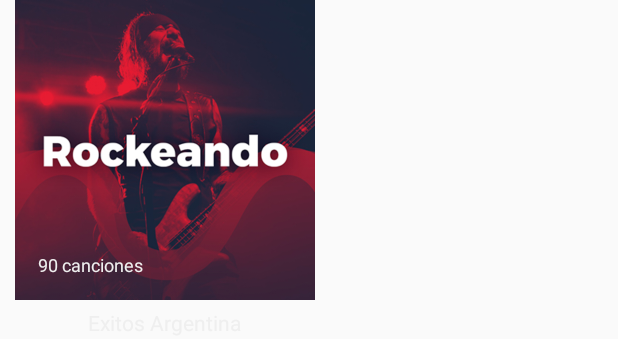
After one commit to MKiperszmid/Spectrum, an Android app: the layout celda_playlist_item.xml on its own in the app's theme, with its tools: preview values and no code run, on a phone screen of 412 x 824 dp. The commit adds this screen. Shown: the top 339 px of the screen. Run offline under Robolectric (Android 15) with nearby library versions, the phone set to English and light mode, and no system bars; Roboto replaces fonts that are not available here.

Commit message:
Playlist en Explorar
Ahora en vez de mostrar las canciones, muestran las playlist.
Esto es visual. No tienen funcionabilidad todavia.

```diff
--- a/Musica/app/src/main/java/com/example/dh/tpmusicagrupo3/Model/DAO/DeezerService.java
+++ b/Musica/app/src/main/java/com/example/dh/tpmusicagrupo3/Model/DAO/DeezerService.java
@@ -3,6 +3,7 @@ package com.example.dh.tpmusicagrupo3.Model.DAO;
 import com.example.dh.tpmusicagrupo3.Model.POJO.Chart;
 import com.example.dh.tpmusicagrupo3.Model.POJO.Containers.ArtistContainer;
 import com.example.dh.tpmusicagrupo3.Model.POJO.Containers.GenreContainer;
+import com.example.dh.tpmusicagrupo3.Model.POJO.Containers.PlaylistContainer;
 import com.example.dh.tpmusicagrupo3.Model.POJO.Track;
 import com.example.dh.tpmusicagrupo3.Model.POJO.Containers.TrackContainer;
 
@@ -41,6 +42,10 @@ public interface DeezerService {
     @GET("chart/0/tracks")
     Call<TrackContainer> getTracksChart();
 
+    // TOP 10 Playlist
+    @GET("chart/0/playlists")
+    Call<PlaylistContainer> getPlaylistsChart();
+
     // Lista de generos
     @GET("genre")
     Call<GenreContainer> getGenresList();
--- a/Musica/app/src/main/java/com/example/dh/tpmusicagrupo3/View/Adapters/AdapterGeneroItem.java
+++ b/Musica/app/src/main/java/com/example/dh/tpmusicagrupo3/View/Adapters/AdapterGeneroItem.java
@@ -77,10 +77,6 @@ public class AdapterGeneroItem extends RecyclerView.Adapter {
             int rndnumber = new Random().nextInt(drawablesGradients.size());
             int rndgradient = drawablesGradients.get(rndnumber);
             genreContainer.setBackgroundResource(rndgradient);
-
-
         }
     }
-
-
 }
--- /dev/null
+++ b/Musica/app/src/main/res/layout/celda_playlist_item.xml
@@ -0,0 +1,38 @@
+<?xml version="1.0" encoding="utf-8"?>
+<LinearLayout xmlns:android="http://schemas.android.com/apk/res/android"
+    android:layout_width="wrap_content"
+    android:layout_height="wrap_content"
+    xmlns:tools="http://schemas.android.com/tools"
+    android:layout_marginStart="10dp"
+    android:layout_marginEnd="10dp"
+    android:orientation="vertical">
+    <RelativeLayout
+        android:layout_width="wrap_content"
+        android:layout_height="wrap_content">
+        <ImageView
+            android:layout_width="wrap_content"
+            android:layout_height="wrap_content"
+            android:adjustViewBounds="true"
+            android:id="@+id/celdaplaylistImagen"
+            tools:src="@drawable/rockeando"
+            android:maxHeight="200dp"/>
+
+        <TextView
+            android:layout_width="wrap_content"
+            android:layout_height="wrap_content"
+            tools:text="90 canciones"
+            android:textColor="@color/colorWhite"
+            android:layout_margin="15dp"
+            android:layout_alignBottom="@id/celdaplaylistImagen"
+            android:textSize="12sp"
+            android:id="@+id/celdaplaylistCanciones"/>
+    </RelativeLayout>
+    <TextView
+        android:layout_width="wrap_content"
+        android:layout_height="wrap_content"
+        tools:text="Exitos Argentina"
+        android:layout_gravity="center"
+        android:layout_marginTop="5dp"
+        android:textColor="@color/colorWhite"
+        android:id="@+id/celdaplaylistNombre"/>
+</LinearLayout>
```
Also changed, not shown: Musica/app/src/main/java/com/example/dh/tpmusicagrupo3/Controller/MusicController.java (+11 -0 lines), Musica/app/src/main/java/com/example/dh/tpmusicagrupo3/Model/DAO/RetrofitConnector.java (+14 -3 lines), Musica/app/src/main/java/com/example/dh/tpmusicagrupo3/View/Adapters/AdapterPlaylistItem.java (added, +71 -0 lines), Musica/app/src/main/java/com/example/dh/tpmusicagrupo3/View/Fragments/ExplorarFragment.java (+11 -11 lines), Musica/app/src/main/res/drawable/playlisttest.jpg (added).
